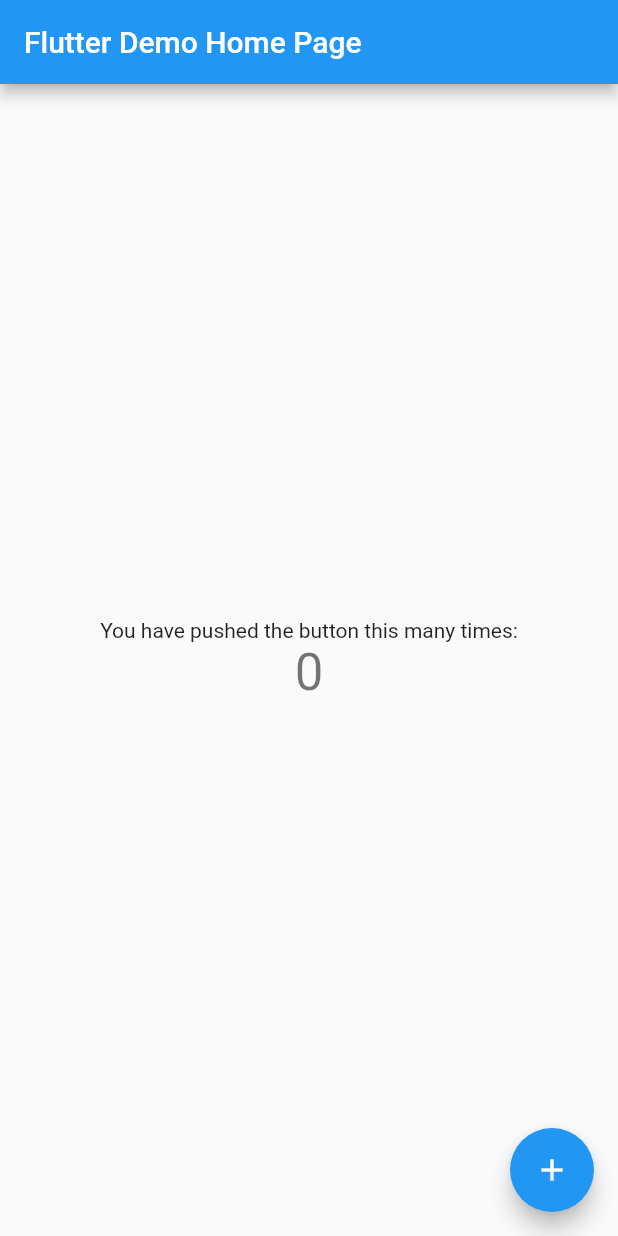
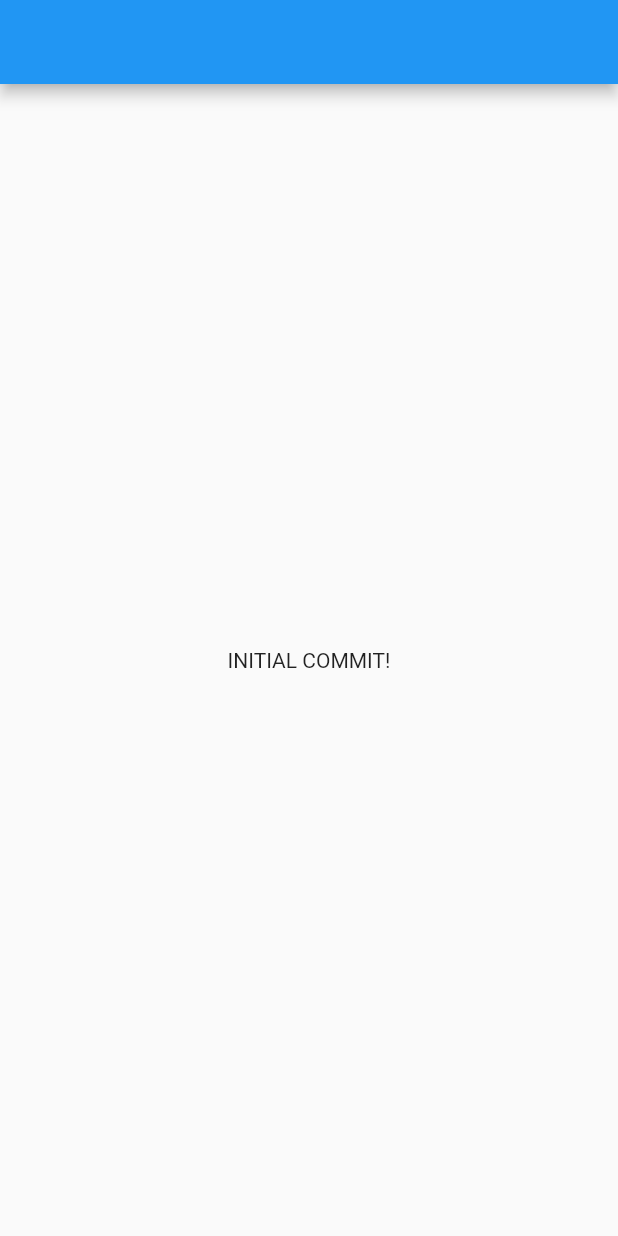
Before and after one commit to Bigstar1108/flutter_getx_study, a Flutter app: the screen it shows after launch, on a phone screen of 412 x 824 dp. Run offline on Flutter 3.47's test engine with Material 2 defaults, Android fonts, the phone set to English and light mode, and no system bars.

Commit message:
Feat: project setting

```diff
--- a/lib/main.dart
+++ b/lib/main.dart
@@ -5,109 +5,26 @@ void main() {
 }
 
 class MyApp extends StatelessWidget {
-  // This widget is the root of your application.
   @override
   Widget build(BuildContext context) {
     return MaterialApp(
       title: 'Flutter Demo',
       theme: ThemeData(
-        // This is the theme of your application.
-        //
-        // Try running your application with "flutter run". You'll see the
-        // application has a blue toolbar. Then, without quitting the app, try
-        // changing the primarySwatch below to Colors.green and then invoke
-        // "hot reload" (press "r" in the console where you ran "flutter run",
-        // or simply save your changes to "hot reload" in a Flutter IDE).
-        // Notice that the counter didn't reset back to zero; the application
-        // is not restarted.
         primarySwatch: Colors.blue,
       ),
-      home: MyHomePage(title: 'Flutter Demo Home Page'),
+      home: MyHomePage(),
     );
   }
 }
 
-class MyHomePage extends StatefulWidget {
-  MyHomePage({Key? key, required this.title}) : super(key: key);
-
-  // This widget is the home page of your application. It is stateful, meaning
-  // that it has a State object (defined below) that contains fields that affect
-  // how it looks.
-
-  // This class is the configuration for the state. It holds the values (in this
-  // case the title) provided by the parent (in this case the App widget) and
-  // used by the build method of the State. Fields in a Widget subclass are
-  // always marked "final".
-
-  final String title;
-
-  @override
-  _MyHomePageState createState() => _MyHomePageState();
-}
-
-class _MyHomePageState extends State<MyHomePage> {
-  int _counter = 0;
-
-  void _incrementCounter() {
-    setState(() {
-      // This call to setState tells the Flutter framework that something has
-      // changed in this State, which causes it to rerun the build method below
-      // so that the display can reflect the updated values. If we changed
-      // _counter without calling setState(), then the build method would not be
-      // called again, and so nothing would appear to happen.
-      _counter++;
-    });
-  }
-
+class MyHomePage extends StatelessWidget {
   @override
   Widget build(BuildContext context) {
-    // This method is rerun every time setState is called, for instance as done
-    // by the _incrementCounter method above.
-    //
-    // The Flutter framework has been optimized to make rerunning build methods
-    // fast, so that you can just rebuild anything that needs updating rather
-    // than having to individually change instances of widgets.
     return Scaffold(
-      appBar: AppBar(
-        // Here we take the value from the MyHomePage object that was created by
-        // the App.build method, and use it to set our appbar title.
-        title: Text(widget.title),
+      appBar: AppBar(),
+      body: Center(
+        child: Text('INITIAL COMMIT!'),
       ),
-      body: Center(
-        // Center is a layout widget. It takes a single child and positions it
-        // in the middle of the parent.
-        child: Column(
-          // Column is also a layout widget. It takes a list of children and
-          // arranges them vertically. By default, it sizes itself to fit its
-          // children horizontally, and tries to be as tall as its parent.
-          //
-          // Invoke "debug painting" (press "p" in the console, choose the
-          // "Toggle Debug Paint" action from the Flutter Inspector in Android
-          // Studio, or the "Toggle Debug Paint" command in Visual Studio Code)
-          // to see the wireframe for each widget.
-          //
-          // Column has various properties to control how it sizes itself and
-          // how it positions its children. Here we use mainAxisAlignment to
-          // center the children vertically; the main axis here is the vertical
-          // axis because Columns are vertical (the cross axis would be
-          // horizontal).
-          mainAxisAlignment: MainAxisAlignment.center,
-          children: <Widget>[
-            Text(
-              'You have pushed the button this many times:',
-            ),
-            Text(
-              '$_counter',
-              style: Theme.of(context).textTheme.headline4,
-            ),
-          ],
-        ),
-      ),
-      floatingActionButton: FloatingActionButton(
-        onPressed: _incrementCounter,
-        tooltip: 'Increment',
-        child: Icon(Icons.add),
-      ), // This trailing comma makes auto-formatting nicer for build methods.
     );
   }
 }
```
Also changed, not shown: pubspec.yaml (+1 -56 lines).
